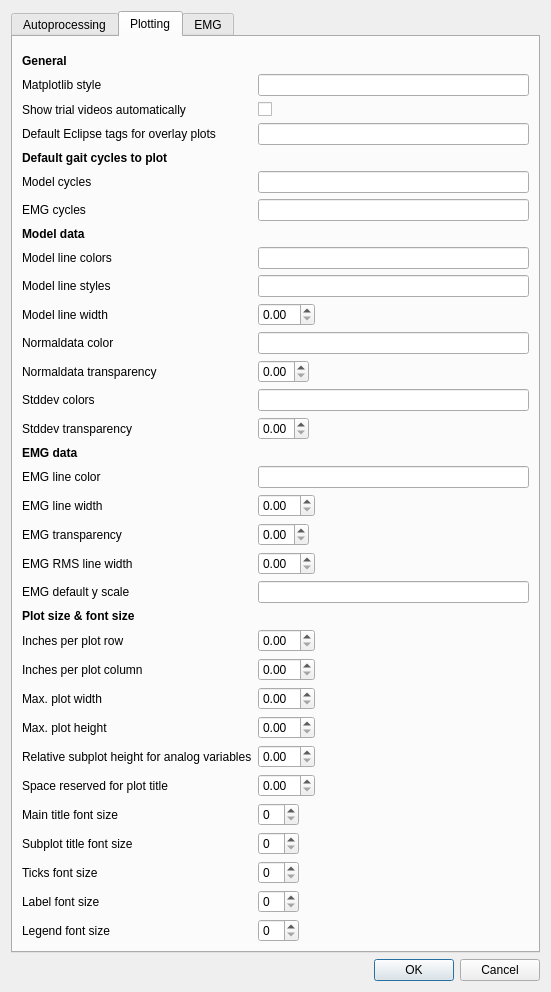
Qt form gaitutils/nexus_scripts/options_dialog.ui (NCH-Motion-Laboratory/gaitutils) before a commit.
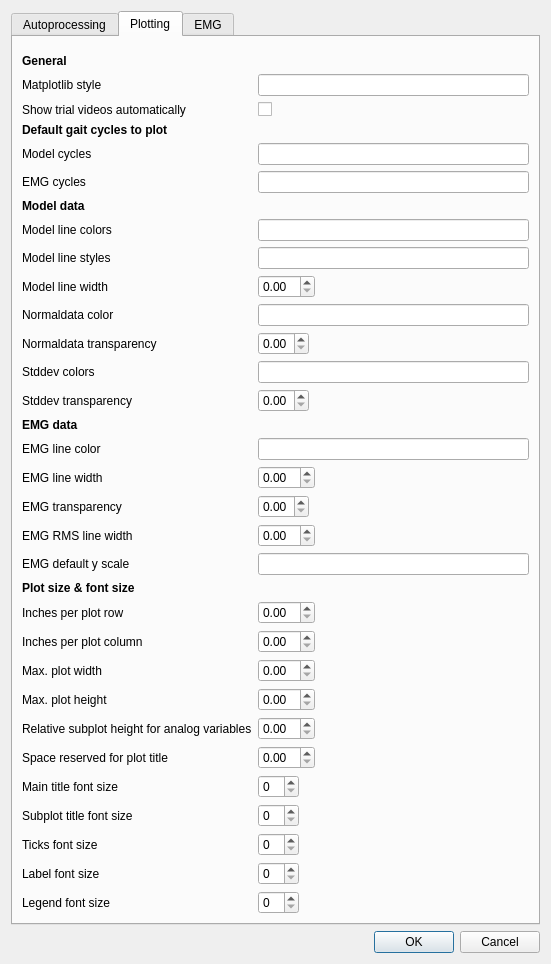
The same form after that commit. The open tabs and pages were chosen to show the change.

Commit message: fix config dialog for refactor

What changed in the file:
```diff
--- a/gaitutils/nexus_scripts/options_dialog.ui
+++ b/gaitutils/nexus_scripts/options_dialog.ui
@@ -7,7 +7,7 @@
     <x>0</x>
     <y>0</y>
     <width>551</width>
-    <height>890</height>
+    <height>916</height>
    </rect>
   </property>
   <property name="windowTitle">
@@ -489,7 +489,7 @@
            </property>
           </widget>
          </item>
-         <item row="6" column="0">
+         <item row="5" column="0">
           <widget class="QLabel" name="label_35">
            <property name="font">
             <font>
@@ -502,27 +502,27 @@
            </property>
           </widget>
          </item>
-         <item row="7" column="0">
+         <item row="6" column="0">
           <widget class="QLabel" name="label_36">
            <property name="text">
             <string>Model cycles</string>
            </property>
           </widget>
          </item>
-         <item row="7" column="1">
+         <item row="6" column="1">
           <widget class="QLineEdit" name="cfg_default_model_cycles"/>
          </item>
-         <item row="8" column="0">
+         <item row="7" column="0">
           <widget class="QLabel" name="label_37">
            <property name="text">
             <string>EMG cycles</string>
            </property>
           </widget>
          </item>
-         <item row="8" column="1">
+         <item row="7" column="1">
           <widget class="QLineEdit" name="cfg_default_emg_cycles"/>
          </item>
-         <item row="9" column="0">
+         <item row="8" column="0">
           <widget class="QLabel" name="label_29">
            <property name="font">
             <font>
@@ -535,34 +535,34 @@
            </property>
           </widget>
          </item>
-         <item row="10" column="0">
+         <item row="9" column="0">
           <widget class="QLabel" name="label_45">
            <property name="text">
             <string>Model line colors</string>
            </property>
           </widget>
          </item>
-         <item row="10" column="1">
+         <item row="9" column="1">
           <widget class="QLineEdit" name="cfg_model_tracecolors"/>
          </item>
-         <item row="11" column="0">
+         <item row="10" column="0">
           <widget class="QLabel" name="label_38">
            <property name="text">
             <string>Model line styles</string>
            </property>
           </widget>
          </item>
-         <item row="11" column="1">
+         <item row="10" column="1">
           <widget class="QLineEdit" name="cfg_model_linestyles"/>
          </item>
-         <item row="12" column="0">
+         <item row="11" column="0">
           <widget class="QLabel" name="label_39">
            <property name="text">
             <string>Model line width</string>
            </property>
           </widget>
          </item>
-         <item row="12" column="1">
+         <item row="11" column="1">
           <widget class="QDoubleSpinBox" name="cfg_model_linewidth">
            <property name="sizePolicy">
             <sizepolicy hsizetype="Fixed" vsizetype="Fixed">
@@ -578,24 +578,24 @@
            </property>
           </widget>
          </item>
-         <item row="13" column="0">
+         <item row="12" column="0">
           <widget class="QLabel" name="label_41">
            <property name="text">
             <string>Normaldata color</string>
            </property>
           </widget>
          </item>
-         <item row="13" column="1">
+         <item row="12" column="1">
           <widget class="QLineEdit" name="cfg_model_normals_color"/>
          </item>
-         <item row="14" column="0">
+         <item row="13" column="0">
           <widget class="QLabel" name="label_40">
            <property name="text">
             <string>Normaldata transparency</string>
            </property>
           </widget>
          </item>
-         <item row="14" column="1">
+         <item row="13" column="1">
           <widget class="QDoubleSpinBox" name="cfg_model_normals_alpha">
            <property name="sizePolicy">
             <sizepolicy hsizetype="Fixed" vsizetype="Fixed">
@@ -611,24 +611,24 @@
            </property>
           </widget>
          </item>
-         <item row="15" column="0">
+         <item row="14" column="0">
           <widget class="QLabel" name="label_48">
            <property name="text">
             <string>Stddev colors</string>
            </property>
           </widget>
          </item>
-         <item row="15" column="1">
+         <item row="14" column="1">
           <widget class="QLineEdit" name="cfg_model_stddev_colors"/>
          </item>
-         <item row="16" column="0">
+         <item row="15" column="0">
           <widget class="QLabel" name="label_49">
            <property name="text">
             <string>Stddev transparency</string>
            </property>
           </widget>
          </item>
-         <item row="16" column="1">
+         <item row="15" column="1">
           <widget class="QDoubleSpinBox" name="cfg_model_stddev_alpha">
            <property name="sizePolicy">
             <sizepolicy hsizetype="Fixed" vsizetype="Fixed">
@@ -644,7 +644,7 @@
            </property>
           </widget>
          </item>
-         <item row="17" column="0">
+         <item row="16" column="0">
           <widget class="QLabel" name="label_30">
            <property name="font">
             <font>
@@ -657,24 +657,24 @@
            </property>
           </widget>
          </item>
-         <item row="18" column="0">
+         <item row="17" column="0">
           <widget class="QLabel" name="label_46">
            <property name="text">
             <string>EMG line color</string>
            </property>
           </widget>
          </item>
-         <item row="18" column="1">
+         <item row="17" column="1">
           <widget class="QLineEdit" name="cfg_emg_tracecolor"/>
          </item>
-         <item row="19" column="0">
+         <item row="18" column="0">
           <widget class="QLabel" name="label_42">
            <property name="text">
             <string>EMG line width</string>
            </property>
           </widget>
          </item>
-         <item row="19" column="1">
+         <item row="18" column="1">
           <widget class="QDoubleSpinBox" name="cfg_emg_linewidth">
            <property name="sizePolicy">
             <sizepolicy hsizetype="Fixed" vsizetype="Fixed">
@@ -690,14 +690,14 @@
            </property>
           </widget>
          </item>
-         <item row="20" column="0">
+         <item row="19" column="0">
           <widget class="QLabel" name="label_44">
            <property name="text">
             <string>EMG transparency</string>
            </property>
           </widget>
          </item>
-         <item row="20" column="1">
+         <item row="19" column="1">
           <widget class="QDoubleSpinBox" name="cfg_emg_alpha">
            <property name="sizePolicy">
             <sizepolicy hsizetype="Fixed" vsizetype="Fixed">
@@ -713,14 +713,14 @@
            </property>
           </widget>
          </item>
-         <item row="21" column="0">
+         <item row="20" column="0">
           <widget class="QLabel" name="label_43">
            <property name="text">
             <string>EMG RMS line width</string>
            </property>
           </widget>
          </item>
-         <item row="21" column="1">
+         <item row="20" column="1">
           <widget class="QDoubleSpinBox" name="cfg_emg_rms_linewidth">
            <property name="sizePolicy">
             <sizepolicy hsizetype="Fixed" vsizetype="Fixed">
@@ -736,17 +736,17 @@
            </property>
           </widget>
          </item>
-         <item row="22" column="0">
+         <item row="21" column="0">
           <widget class="QLabel" name="label_47">
            <property name="text">
             <string>EMG default y scale</string>
            </property>
           </widget>
          </item>
-         <item row="22" column="1">
+         <item row="21" column="1">
           <widget class="QLineEdit" name="cfg_emg_yscale"/>
          </item>
-         <item row="23" column="0">
+         <item row="22" column="0">
           <widget class="QLabel" name="label_32">
            <property name="font">
             <font>
@@ -759,14 +759,14 @@
            </property>
           </widget>
          </item>
-         <item row="24" column="0">
+         <item row="23" column="0">
           <widget class="QLabel" name="label_56">
            <property name="text">
             <string>Inches per plot row</string>
            </property>
           </widget>
          </item>
-         <item row="24" column="1">
+         <item row="23" column="1">
           <widget class="QDoubleSpinBox" name="cfg_inch_per_row">
            <property name="sizePolicy">
             <sizepolicy hsizetype="Fixed" vsizetype="Fixed">
@@ -776,14 +776,14 @@
            </property>
           </widget>
          </item>
-         <item row="25" column="0">
+         <item row="24" column="0">
           <widget class="QLabel" name="label_57">
            <property name="text">
             <string>Inches per plot column</string>
            </property>
           </widget>
          </item>
-         <item row="25" column="1">
+         <item row="24" column="1">
           <widget class="QDoubleSpinBox" name="cfg_inch_per_col">
            <property name="sizePolicy">
             <sizepolicy hsizetype="Fixed" vsizetype="Fixed">
@@ -793,14 +793,14 @@
            </property>
           </widget>
          </item>
-         <item row="26" column="0">
+         <item row="25" column="0">
           <widget class="QLabel" name="label_50">
            <property name="text">
             <string>Max. plot width</string>
            </property>
           </widget>
          </item>
-         <item row="26" column="1">
+         <item row="25" column="1">
           <widget class="QDoubleSpinBox" name="cfg_maxw">
            <property name="sizePolicy">
             <sizepolicy hsizetype="Fixed" vsizetype="Fixed">
@@ -810,14 +810,14 @@
            </property>
           </widget>
          </item>
-         <item row="27" column="0">
+         <item row="26" column="0">
           <widget class="QLabel" name="label_51">
            <property name="text">
             <string>Max. plot height</string>
            </property>
           </widget>
          </item>
-         <item row="27" column="1">
+         <item row="26" column="1">
           <widget class="QDoubleSpinBox" name="cfg_maxh">
            <property name="sizePolicy">
             <sizepolicy hsizetype="Fixed" vsizetype="Fixed">
@@ -827,14 +827,14 @@
            </property>
           </widget>
          </item>
-         <item row="28" column="0">
+         <item row="27" column="0">
           <widget class="QLabel" name="label_33">
            <property name="text">
             <string>Relative subplot height for analog variables</string>
            </property>
           </widget>
          </item>
-         <item row="28" column="1">
+         <item row="27" column="1">
           <widget class="QDoubleSpinBox" name="cfg_analog_plotheight">
            <property name="sizePolicy">
             <sizepolicy hsizetype="Fixed" vsizetype="Fixed">
@@ -844,14 +844,14 @@
            </property>
           </widget>
          </item>
-         <item row="29" column="0">
+         <item row="28" column="0">
           <widget class="QLabel" name="label_52">
            <property name="text">
             <string>Space reserved for plot title</string>
            </property>
           </widget>
          </item>
-         <item row="29" column="1">
+         <item row="28" column="1">
           <widget class="QDoubleSpinBox" name="cfg_titlespace">
            <property name="sizePolicy">
             <sizepolicy hsizetype="Fixed" vsizetype="Fixed">
@@ -861,14 +861,14 @@
            </property>
           </widget>
          </item>
-         <item row="30" column="0">
+         <item row="29" column="0">
           <widget class="QLabel" name="label_53">
            <property name="text">
             <string>Main title font size</string>
            </property>
           </widget>
          </item>
-         <item row="30" column="1">
+         <item row="29" column="1">
           <widget class="QSpinBox" name="cfg_maintitle_fontsize">
            <property name="sizePolicy">
             <sizepolicy hsizetype="Fixed" vsizetype="Fixed">
@@ -878,14 +878,14 @@
            </property>
           </widget>
          </item>
-         <item row="31" column="0">
+         <item row="30" column="0">
           <widget class="QLabel" name="label_59">
            <property name="text">
             <string>Subplot title font size</string>
            </property>
           </widget>
          </item>
-         <item row="31" column="1">
+         <item row="30" column="1">
           <widget class="QSpinBox" name="cfg_title_fontsize">
            <property name="sizePolicy">
             <sizepolicy hsizetype="Fixed" vsizetype="Fixed">
@@ -895,14 +895,14 @@
            </property>
           </widget>
          </item>
-         <item row="32" column="0">
+         <item row="31" column="0">
           <widget class="QLabel" name="label_54">
            <property name="text">
             <string>Ticks font size</string>
            </property>
           </widget>
          </item>
-         <item row="32" column="1">
+         <item row="31" column="1">
           <widget class="QSpinBox" name="cfg_ticks_fontsize">
            <property name="sizePolicy">
             <sizepolicy hsizetype="Fixed" vsizetype="Fixed">
@@ -912,14 +912,14 @@
            </property>
           </widget>
          </item>
-         <item row="33" column="0">
+         <item row="32" column="0">
           <widget class="QLabel" name="label_55">
            <property name="text">
             <string>Label font size</string>
            </property>
           </widget>
          </item>
-         <item row="33" column="1">
+         <item row="32" column="1">
           <widget class="QSpinBox" name="cfg_label_fontsize">
            <property name="sizePolicy">
             <sizepolicy hsizetype="Fixed" vsizetype="Fixed">
@@ -929,14 +929,14 @@
            </property>
           </widget>
          </item>
-         <item row="34" column="0">
+         <item row="33" column="0">
           <widget class="QLabel" name="label_58">
            <property name="text">
             <string>Legend font size</string>
            </property>
           </widget>
          </item>
-         <item row="34" column="1">
+         <item row="33" column="1">
           <widget class="QSpinBox" name="cfg_legend_fontsize">
            <property name="sizePolicy">
             <sizepolicy hsizetype="Fixed" vsizetype="Fixed">
@@ -946,16 +946,6 @@
            </property>
           </widget>
          </item>
-         <item row="5" column="0">
-          <widget class="QLabel" name="label_60">
-           <property name="text">
-            <string>Default Eclipse tags for overlay plots</string>
-           </property>
-          </widget>
-         </item>
-         <item row="5" column="1">
-          <widget class="QLineEdit" name="cfg_eclipse_tags"/>
-         </item>
         </layout>
        </item>
       </layout>
```
Left out of the diff: 2 changed lines with no effect on the pictures.
